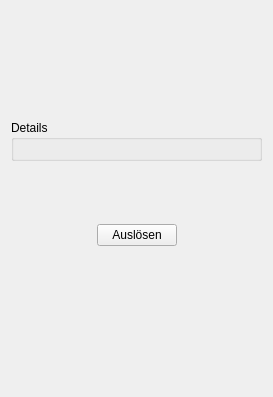
Before: the Qt Designer form simon/src/simonactionsui/commandpreviewwidget.ui in KDE/simon, drawn with Qt 5.
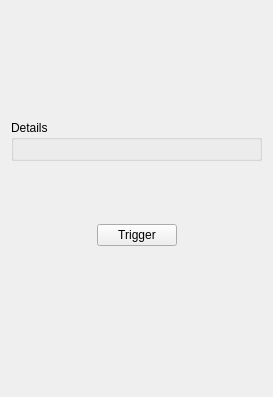
After: the same form once the commit is applied. Custom widgets are drawn as their Qt base class.

What changed in the file:
```diff
--- a/simon/src/simonactionsui/commandpreviewwidget.ui
+++ b/simon/src/simonactionsui/commandpreviewwidget.ui
@@ -145,7 +145,7 @@
      <item>
       <widget class="KPushButton" name="pbTrigger" >
        <property name="text" >
-        <string>Auslösen</string>
+        <string>Trigger</string>
        </property>
       </widget>
      </item>
```
